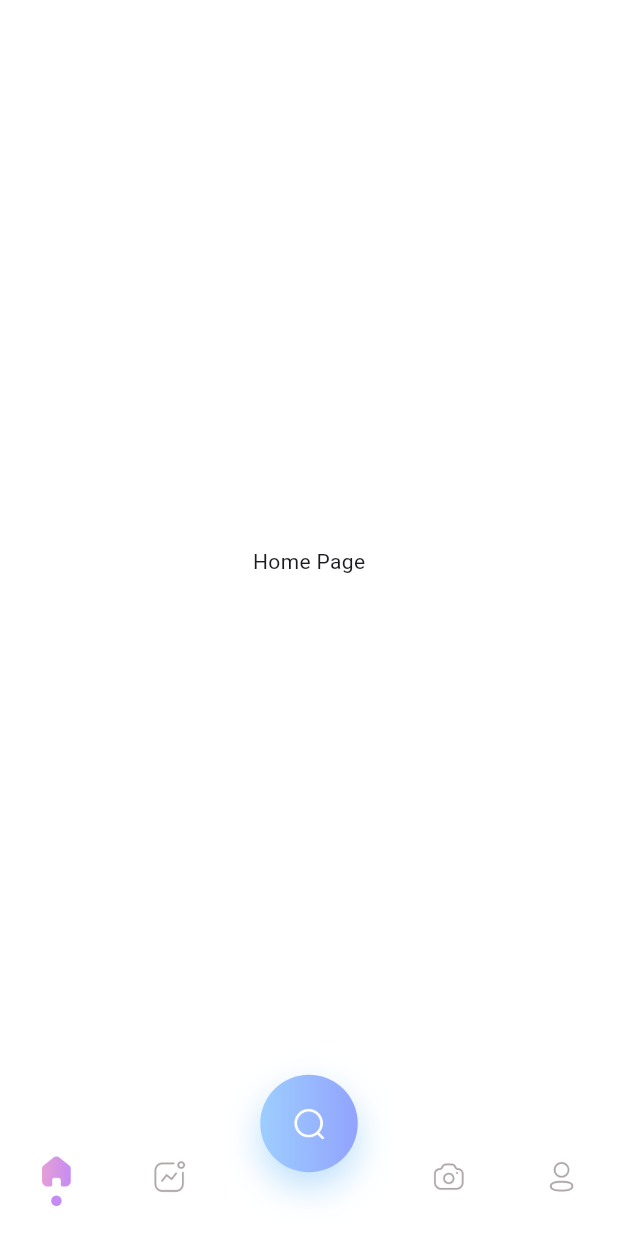
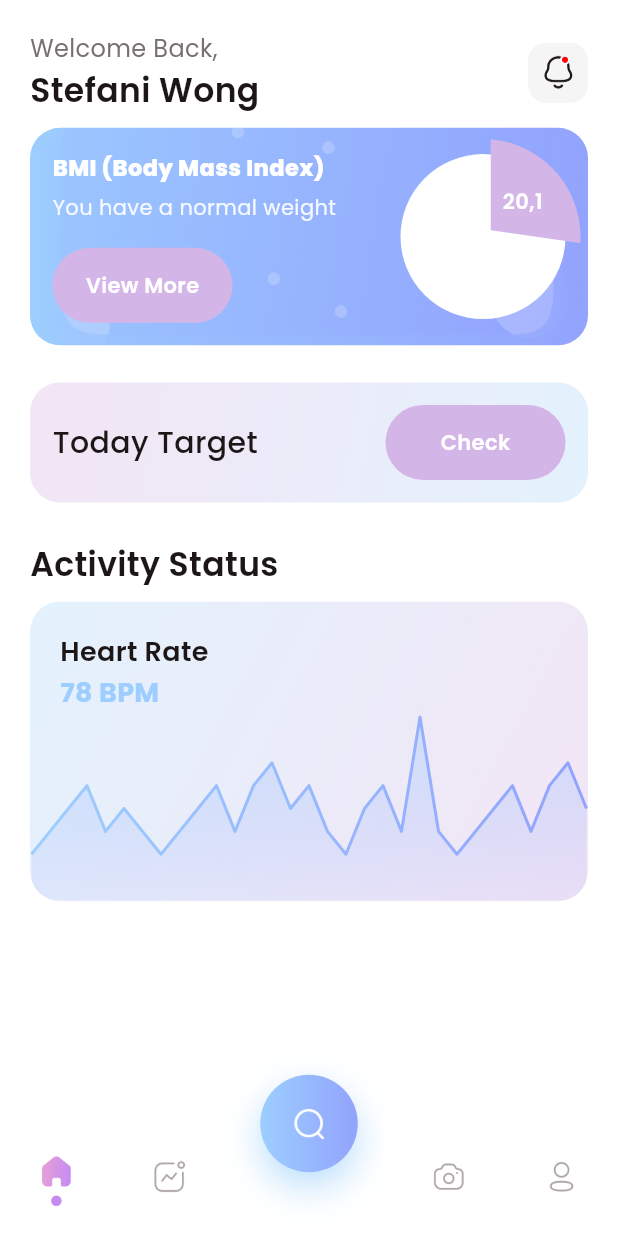
Before and after one commit to Jahid01234/FitnestX, a Flutter app: the BottomNavBarScreen screen opened directly, on a phone screen of 412 x 824 dp. Run offline on Flutter 3.47's test engine with Material 3 defaults, Android fonts, the phone set to English and light mode, and no system bars; drawn by our look-alikes of fl_chart; our stand-ins replace carousel_slider, flutter_spinkit, get, google_fonts, pinput.

Commit message:
- home screen 50 percentage design

```diff
--- a/lib/core/const/icons_path.dart
+++ b/lib/core/const/icons_path.dart
@@ -17,4 +17,5 @@ class IconsPath {
   static const String homeAc = "assets/icons/home_ac.png";
   static const String profileAc = "assets/icons/profile_ac.png";
   static const String search = "assets/icons/search.png";
+  static const String notification = "assets/icons/notification.png";
 }
--- a/lib/core/const/images_path.dart
+++ b/lib/core/const/images_path.dart
@@ -9,4 +9,5 @@ class ImagePath{
   static const String goal3 = "assets/images/goal3.png";
   static const String loginSuccessImg = "assets/images/loginSuccessImg.png";
   static const String successImg = "assets/images/success.png";
+  static const String bmiBg = "assets/images/bmiIndex.png";
 }
--- a/lib/core/global_widgets/app_primary_button.dart
+++ b/lib/core/global_widgets/app_primary_button.dart
@@ -1,7 +1,6 @@
 import 'package:fitnestx/core/const/app_colors.dart';
 import 'package:flutter/material.dart';
 import 'package:google_fonts/google_fonts.dart';
-
 
 class AppPrimaryButton extends StatelessWidget {
   final String text;
@@ -13,6 +12,7 @@ class AppPrimaryButton extends StatelessWidget {
   final Color? textColor;
   final double? fontSize;
   final double? height;
+  final double? weight;
   final FontWeight? fontWeight;
 
   const AppPrimaryButton({
@@ -26,6 +26,7 @@ class AppPrimaryButton extends StatelessWidget {
     this.radius,
     this.fontSize,
     this.height,
+    this.weight,
     this.fontWeight,
   });
 
@@ -38,11 +39,15 @@ class AppPrimaryButton extends StatelessWidget {
         onTap: onTap,
         child: Container(
           height: height ?? 60,
-            width: double.infinity,
+          width: weight ?? double.infinity,
           alignment: Alignment.center,
           decoration: BoxDecoration(
-              gradient: AppColors.appGradient1,
             borderRadius: BorderRadius.circular(radius ?? 30),
+            color: bgColor,
+            gradient: bgColor == null ? AppColors.appGradient1 : null,
+            border: border != null
+                ? Border.all(color: border!)
+                : null,
           ),
           child: Row(
             mainAxisSize: MainAxisSize.min,
--- a/lib/features/bottom_nav/controller/bottom_nav_bar_controller.dart
+++ b/lib/features/bottom_nav/controller/bottom_nav_bar_controller.dart
@@ -1,4 +1,5 @@
 import 'package:fitnestx/core/const/icons_path.dart';
+import 'package:fitnestx/features/home/view/home_screen.dart';
 import 'package:flutter/material.dart';
 import 'package:get/get.dart';
 
@@ -6,7 +7,7 @@ class BottomNavBarController extends GetxController{
   var selectedIndex = 0.obs;
 
   final List<Widget> pages = [
-    Center(child: Text("Home Page")),
+    HomeScreen(),
     Center(child: Text("Activity Page")),
     Center(child: Text("Camera Page")),
     Center(child: Text("Profile Page")),
--- /dev/null
+++ b/lib/features/home/controller/home_controller.dart
@@ -0,0 +1,45 @@
+import 'package:fl_chart/fl_chart.dart';
+import 'package:get/get.dart';
+
+class HomeController extends GetxController{
+  var showingTooltipOnSpots = <int>[21].obs;
+
+  List<FlSpot> get allSpots => const [
+    FlSpot(0, 20),
+    FlSpot(1, 30),
+    FlSpot(2, 40),
+    FlSpot(3, 50),
+    FlSpot(4, 30),
+    FlSpot(5, 40),
+    FlSpot(6, 30),
+    FlSpot(7, 20),
+    FlSpot(8, 30),
+    FlSpot(9, 40),
+    FlSpot(10, 50),
+    FlSpot(11, 30),
+    FlSpot(12, 50),
+    FlSpot(13, 60),
+    FlSpot(14, 40),
+    FlSpot(15, 50),
+    FlSpot(16, 30),
+    FlSpot(17, 20),
+    FlSpot(18, 40),
+    FlSpot(19, 50),
+    FlSpot(20, 30),
+    FlSpot(21, 80),
+    FlSpot(22, 30),
+    FlSpot(23, 20),
+    FlSpot(24, 30),
+    FlSpot(25, 40),
+    FlSpot(26, 50),
+    FlSpot(27, 30),
+    FlSpot(28, 50),
+    FlSpot(29, 60),
+    FlSpot(30, 40)
+  ];
+
+  void updateTooltipSpot(int spotIndex) {
+    showingTooltipOnSpots.clear();
+    showingTooltipOnSpots.add(spotIndex);
+  }
+}
--- /dev/null
+++ b/lib/features/home/view/home_screen.dart
@@ -0,0 +1,92 @@
+import 'package:fitnestx/core/const/app_colors.dart';
+import 'package:fitnestx/core/const/app_size.dart';
+import 'package:fitnestx/core/global_widgets/app_primary_button.dart';
+import 'package:fitnestx/core/style/global_text_style.dart';
+import 'package:fitnestx/features/home/view/widgets/activity_status_card.dart';
+import 'package:fitnestx/features/home/view/widgets/bmi_card_chart_section.dart';
+import 'package:fitnestx/features/home/view/widgets/home_header_section.dart';
+import 'package:flutter/material.dart';
+
+class HomeScreen extends StatelessWidget {
+  const HomeScreen({super.key});
+
+  @override
+  Widget build(BuildContext context) {
+    return Scaffold(
+      body: SafeArea(
+        child: Padding(
+          padding: EdgeInsets.symmetric(horizontal: 20),
+          child: Column(
+            children: [
+              SizedBox(height: 20),
+              HomeHeaderSection(),
+              SizedBox(height: getHeight(10)),
+              Expanded(
+                child: SingleChildScrollView(
+                  child: Column(
+                    crossAxisAlignment: CrossAxisAlignment.start,
+                    children: [
+                      BMICardChartSection(),
+                      SizedBox(height: getHeight(30)),
+                      Container(
+                        width: double.infinity,
+                        decoration: BoxDecoration(
+                          borderRadius: BorderRadius.circular(20),
+                          gradient: LinearGradient(
+                            begin: Alignment.topLeft,
+                            end: Alignment.bottomRight,
+                            colors: [
+                              Colors.purple.shade50,
+                              Colors.blue.shade50,
+                            ],
+                          ),
+                        ),
+                        child: Padding(
+                          padding: EdgeInsets.all(15),
+                          child: Row(
+                            mainAxisAlignment: MainAxisAlignment.spaceBetween,
+                            children: [
+                              Text(
+                                "Today Target",
+                                style: globalTextStyle(
+                                  color: AppColors.black,
+                                  fontWeight: FontWeight.w500,
+                                  fontSize: 20,
+                                ),
+                              ),
+                              AppPrimaryButton(
+                                text: "Check",
+                                fontSize: 14,
+                                bgColor: Color(0xFFD4B5E8),
+                                height: 50,
+                                weight: 120,
+                                textColor: AppColors.white,
+                                onTap: () {},
+                              ),
+                            ],
+                          ),
+                        ),
+                      ),
+                      SizedBox(height: getHeight(30)),
+                      Text(
+                        "Activity Status",
+                        style: globalTextStyle(
+                          color: AppColors.black,
+                          fontWeight: FontWeight.w600,
+                          fontSize: 22,
+                        ),
+                      ),
+                      SizedBox(height: getHeight(10)),
+                      ActivityStatusCard(),
+
+                    ],
+                  ),
+                ),
+              ),
+            ],
+          ),
+        ),
+      ),
+    );
+  }
+}
--- /dev/null
+++ b/lib/features/home/view/widgets/activity_status_card.dart
@@ -0,0 +1,184 @@
+import 'package:fitnestx/core/const/app_colors.dart';
+import 'package:fitnestx/core/style/global_text_style.dart';
+import 'package:fitnestx/features/home/controller/home_controller.dart';
+import 'package:fl_chart/fl_chart.dart';
+import 'package:flutter/material.dart';
+import 'package:get/get.dart';
+
+
+class ActivityStatusCard extends StatelessWidget {
+  ActivityStatusCard({super.key});
+
+  final HomeController controller = Get.put(HomeController());
+
+  @override
+  Widget build(BuildContext context) {
+    return Obx(() {
+      final lineBarsData = [
+        LineChartBarData(
+          showingIndicators: controller.showingTooltipOnSpots.toList(),
+          spots: controller.allSpots,
+          isCurved: false,
+          barWidth: 2,
+          belowBarData: BarAreaData(
+            show: true,
+            gradient: LinearGradient(
+              colors: [
+                AppColors.primaryColor2.withValues(alpha: 0.4),
+                AppColors.primaryColor1.withValues(alpha: 0.1),
+              ],
+              begin: Alignment.topCenter,
+              end: Alignment.bottomCenter,
+            ),
+          ),
+          dotData: FlDotData(show: false),
+          gradient: AppColors.appGradient1,
+        ),
+      ];
+
+      final tooltipsOnBar = lineBarsData[0];
+      return ClipRRect(
+        borderRadius: BorderRadius.circular(20),
+        child: Container(
+          height: 200,
+          width: double.maxFinite,
+          decoration: BoxDecoration(
+            borderRadius: BorderRadius.circular(20),
+            gradient: LinearGradient(
+              begin: Alignment.topLeft,
+              end: Alignment.bottomRight,
+              colors: [
+                Colors.blue.shade50,
+                Colors.purple.shade50,
+              ],
+            ),
+          ),
+          child: Stack(
+            alignment: Alignment.topLeft,
+            children: [
+              Padding(
+                padding: const EdgeInsets.symmetric(
+                    vertical: 20, horizontal: 20,
+                ),
+                child: Column(
+                  mainAxisAlignment: MainAxisAlignment.start,
+                  mainAxisSize: MainAxisSize.min,
+                  crossAxisAlignment: CrossAxisAlignment.start,
+                  children: [
+                    Text(
+                      "Heart Rate",
+                      style: globalTextStyle(
+                          color: AppColors.black,
+                          fontSize: 18,
+                          fontWeight: FontWeight.w600,
+                      ),
+                    ),
+                    Text(
+                      "78 BPM",
+                      style: globalTextStyle(
+                          color: AppColors.primaryColor2,
+                          fontWeight: FontWeight.w700,
+                          fontSize: 18,
+                      ),
+                    ),
+                  ],
+                ),
+              ),
+              LineChart(
+                LineChartData(
+                  showingTooltipIndicators:
+                  controller.showingTooltipOnSpots.map((index) {
+                    return ShowingTooltipIndicators([
+                      LineBarSpot(
+                        tooltipsOnBar,
+                        lineBarsData.indexOf(tooltipsOnBar),
+                        tooltipsOnBar.spots[index],
+                      ),
+                    ]);
+                  }).toList(),
+                  lineTouchData: LineTouchData(
+                    enabled: true,
+                    handleBuiltInTouches: false,
+                    touchCallback: (FlTouchEvent event,
+                        LineTouchResponse? response) {
+                      if (response == null ||
+                          response.lineBarSpots == null) {
+                        return;
+                      }
+                      if (event is FlTapUpEvent) {
+                        final spotIndex =
+                            response.lineBarSpots!.first.spotIndex;
+                        controller.updateTooltipSpot(spotIndex);
+                      }
+                    },
+                    mouseCursorResolver: (FlTouchEvent event,
+                        LineTouchResponse? response) {
+                      if (response == null ||
+                          response.lineBarSpots == null) {
+                        return SystemMouseCursors.basic;
+                      }
+                      return SystemMouseCursors.click;
+                    },
+                    getTouchedSpotIndicator:
+                        (LineChartBarData barData,
+                        List<int> spotIndexes) {
+                      return spotIndexes.map((index) {
+                        return TouchedSpotIndicatorData(
+                          FlLine(
+                            color: Colors.white,
+                          ),
+                          FlDotData(
+                            show: true,
+                            getDotPainter:
+                                (spot, percent, barData, index) =>
+                                FlDotCirclePainter(
+                                  radius: 5,
+                                  color: Colors.white,
+                                  strokeWidth: 2,
+                                  strokeColor: AppColors.primaryColor2,
+                                ),
+                          ),
+                        );
+                      }).toList();
+                    },
+                    touchTooltipData: LineTouchTooltipData(
+                      getTooltipColor: (touchedSpot) => AppColors.primaryColor2,
+                      tooltipBorderRadius: BorderRadius.circular(20),
+                      getTooltipItems:
+                          (List<LineBarSpot> lineBarsSpot) {
+                        return lineBarsSpot.map((lineBarSpot) {
+                          return LineTooltipItem(
+                            "${lineBarSpot.x.toInt()} mins ago",
+                            globalTextStyle(
+                              color: Colors.white,
+                              fontSize: 10,
+                              fontWeight: FontWeight.w500,
+                            ),
+                          );
+                        }).toList();
+                      },
+                    ),
+                  ),
+                  lineBarsData: lineBarsData,
+                  minY: 0,
+                  maxY: 130,
+                  titlesData: FlTitlesData(
+                    show: false,
+                  ),
+                  gridData: FlGridData(show: false),
+                  borderData: FlBorderData(
+                    show: true,
+                    border: Border.all(
+                      color: Colors.transparent,
+                    ),
+                  ),
+                ),
+              )
+            ],
+          ),
+        ),
+      );
+    },
+    );
+  }
+}
--- /dev/null
+++ b/lib/features/home/view/widgets/bmi_card_chart_section.dart
@@ -0,0 +1,115 @@
+import 'package:fitnestx/core/const/app_colors.dart';
+import 'package:fitnestx/core/const/app_size.dart';
+import 'package:fitnestx/core/const/images_path.dart';
+import 'package:fitnestx/core/global_widgets/app_primary_button.dart';
+import 'package:fitnestx/core/style/global_text_style.dart';
+import 'package:fl_chart/fl_chart.dart';
+import 'package:flutter/material.dart';
+
+class BMICardChartSection extends StatelessWidget {
+  const BMICardChartSection({super.key});
+
+  @override
+  Widget build(BuildContext context) {
+    return Container(
+      width: double.infinity,
+      decoration: BoxDecoration(
+        borderRadius: BorderRadius.circular(20),
+        gradient: AppColors.appGradient1,
+        image: DecorationImage(
+          image: AssetImage(ImagePath.bmiBg),
+          fit: BoxFit.cover,
+        ),
+      ),
+      child: Padding(
+        padding: EdgeInsets.all(15),
+        child: Row(
+          mainAxisAlignment: MainAxisAlignment.spaceBetween,
+          children: [
+            // Left side - Text content
+            Expanded(
+              child: Column(
+                crossAxisAlignment: CrossAxisAlignment.start,
+                mainAxisSize: MainAxisSize.min,
+                children: [
+                  Text(
+                    'BMI (Body Mass Index)',
+                    style: globalTextStyle(
+                      color: Colors.white,
+                      fontSize: 15,
+                      fontWeight: FontWeight.w800,
+                    ),
+                  ),
+                  SizedBox(height: 5),
+                  Text(
+                    "You have a normal weight",
+                    style: globalTextStyle(
+                      color: Colors.white.withValues(alpha: 0.9),
+                      fontSize: 14,
+                    ),
+                  ),
+                  SizedBox(height: 16),
+                  AppPrimaryButton(
+                    text: "View More",
+                    fontSize: 14,
+                    bgColor: Color(0xFFD4B5E8),
+                    height: 50,
+                    weight: 120,
+                    textColor: AppColors.white,
+                    onTap: () {},
+                  ),
+                ],
+              ),
+            ),
+
+            // Right side - Chart
+            SizedBox(width: getWidth(10)),
+            SizedBox(
+              width: 110,
+              height: 110,
+              child: Stack(
+                alignment: Alignment.center,
+                children: [
+                  Container(
+                    width: 125,
+                    height: 125,
+                    decoration: BoxDecoration(
+                      shape: BoxShape.circle,
+                      color: Colors.white,
+                    ),
+                  ),
+                  PieChart(
+                    PieChartData(
+                      startDegreeOffset: -90,
+                      sectionsSpace: 10,
+                      centerSpaceRadius: 5,
+                      sections: [
+                        PieChartSectionData(
+                            value: 30,
+                            radius: 60,
+                            title: "20,1",
+                            titleStyle: globalTextStyle(
+                                color: Colors.white,
+                                fontSize: 14,
+                                fontWeight: FontWeight.w600
+                            ),
+                            color: Color(0xFFD4B5E8)
+                        ),
+                        PieChartSectionData(
+                            value: 80,
+                            radius: 55,
+                            color: Colors.transparent,
+                            title: ""
+                        ),
+                      ],
+                    ),
+                  ),
+                ],
+              ),
+            ),
+          ],
+        ),
+      ),
+    );
+  }
+}
--- /dev/null
+++ b/lib/features/home/view/widgets/home_header_section.dart
@@ -0,0 +1,50 @@
+import 'package:fitnestx/core/const/app_colors.dart';
+import 'package:fitnestx/core/const/icons_path.dart';
+import 'package:fitnestx/core/style/global_text_style.dart';
+import 'package:flutter/material.dart';
+
+class HomeHeaderSection extends StatelessWidget {
+  const HomeHeaderSection({super.key,});
+
+  @override
+  Widget build(BuildContext context) {
+    return Row(
+      mainAxisAlignment: MainAxisAlignment.spaceBetween,
+      children: [
+        Column(
+          crossAxisAlignment: CrossAxisAlignment.start,
+          children: [
+            Text(
+              "Welcome Back,",
+              style: globalTextStyle(
+                color: AppColors.gray,
+                fontWeight: FontWeight.w400,
+                fontSize: 16,
+              ),
+            ),
+            Text(
+              "Stefani Wong",
+              style: globalTextStyle(
+                color: AppColors.black,
+                fontWeight: FontWeight.w600,
+                fontSize: 22,
+              ),
+            ),
+          ],
+        ),
+        Container(
+          height: 40,
+          width: 40,
+          decoration: BoxDecoration(
+            borderRadius: BorderRadius.circular(12),
+            color: Colors.grey.withValues(alpha: 0.1),
+          ),
+          child: Padding(
+              padding: const EdgeInsets.all(8.0),
+              child: Image.asset(IconsPath.notification),
+          ),
+        ),
+      ],
+    );
+  }
+}
--- a/lib/features/onboarding/controller/onboarding_controller.dart
+++ b/lib/features/onboarding/controller/onboarding_controller.dart
@@ -14,11 +14,20 @@ class OnboardingController extends GetxController {
   void onInit() {
     super.onInit();
     loadOnboardingPage();
+    _precacheImages();
   }
 
 
   void loadOnboardingPage(){
     onboardingPage.addAll(onboardingItemsListData);
+  }
+
+  void _precacheImages() {
+    Future.delayed(Duration.zero, () {
+      for (var items in onboardingItemsListData) {
+        precacheImage(AssetImage(items.image), Get.context!);
+      }
+    });
   }
 
   void nextPage() {
--- a/lib/features/onboarding/view/onboarding_screen.dart
+++ b/lib/features/onboarding/view/onboarding_screen.dart
@@ -27,7 +27,7 @@ class OnboardingScreen extends StatelessWidget {
                   mainAxisAlignment: MainAxisAlignment.start,
                   crossAxisAlignment: CrossAxisAlignment.start,
                   children: [
-                    Image.asset(item.image, fit: BoxFit.cover),
+                    Image.asset(item.image,fit: BoxFit.cover),
                     SizedBox(height: getHeight(35)),
                     Padding(
                       padding: const EdgeInsets.symmetric(horizontal: 20),
--- a/lib/features/splash/controller/splash_controller.dart
+++ b/lib/features/splash/controller/splash_controller.dart
@@ -9,7 +9,7 @@ class SplashController extends GetxController {
   }
 
   Future<void> redirectToNextScreen() async {
-    await Future.delayed(const Duration(seconds: 2));
+    await Future.delayed(const Duration(seconds: 3));
      Get.offNamed(AppRoutes.onboarding);
   }
 }
```
Also changed, not shown: assets/icons/notification.png (added), assets/images/bmiIndex.png (added). Lines whose indentation alone changed are shown as unchanged.
